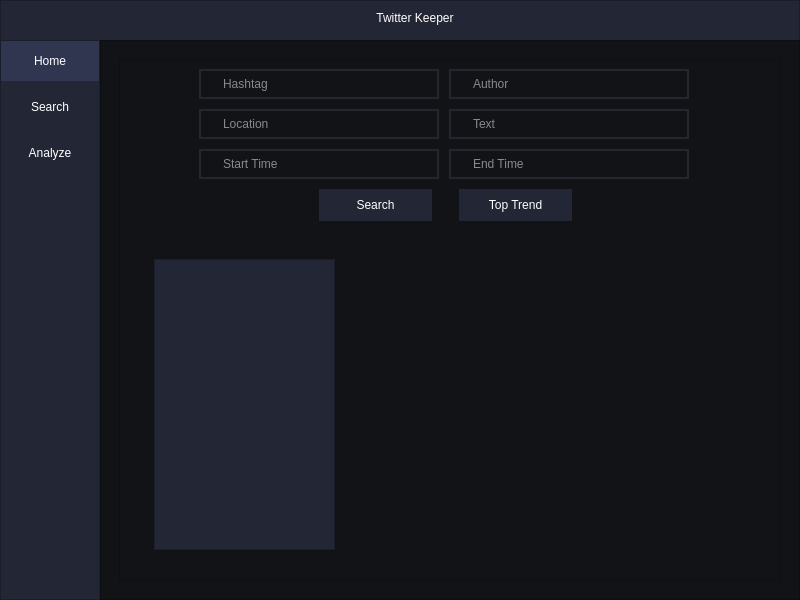
Qt form GUI/ui_main.ui (sirasit-kmutnb/Software-Development-II) before a commit.
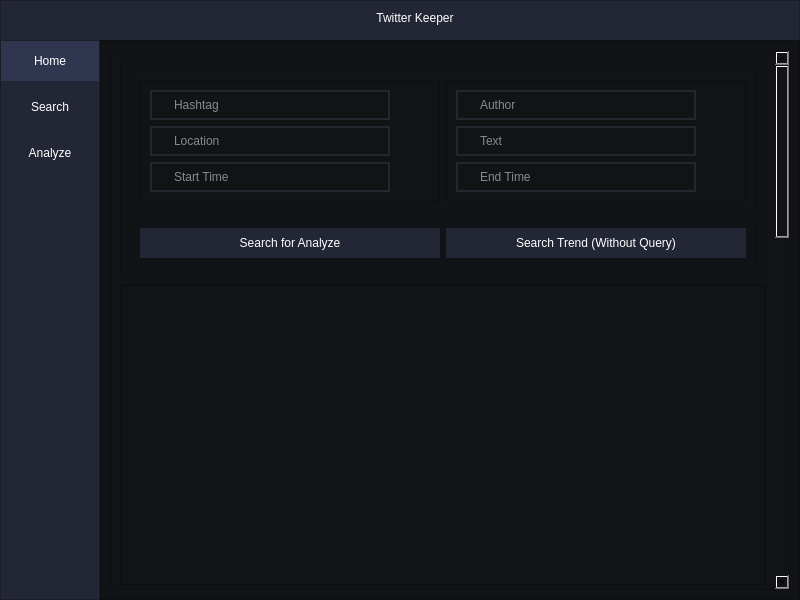
The same form after that commit. The open tabs and pages were chosen to show the change.

Patch:
```diff
--- a/GUI/ui_main.ui
+++ b/GUI/ui_main.ui
@@ -16,6 +16,12 @@
     <height>600</height>
    </size>
   </property>
+  <property name="maximumSize">
+   <size>
+    <width>800</width>
+    <height>16777215</height>
+   </size>
+  </property>
   <property name="windowTitle">
    <string>MainWindow</string>
   </property>
@@ -701,8 +707,59 @@
              </layout>
             </widget>
             <widget class="QWidget" name="page_3">
+             <layout class="QGridLayout" name="gridLayout">
+              <property name="leftMargin">
+               <number>0</number>
+              </property>
+              <property name="topMargin">
+               <number>0</number>
+              </property>
+              <property name="rightMargin">
+               <number>0</number>
+              </property>
+              <property name="bottomMargin">
+               <number>0</number>
+              </property>
+              <property name="spacing">
+               <number>0</number>
+              </property>
+              <item row="0" column="0">
+               <widget class="QScrollArea" name="scrollArea">
+                <property name="lineWidth">
+                 <number>0</number>
+                </property>
+                <property name="widgetResizable">
+                 <bool>true</bool>
+                </property>
+                <widget class="QWidget" name="scrollAreaWidgetContents">
+                 <property name="geometry">
+                  <rect>
+                   <x>0</x>
+                   <y>0</y>
+                   <width>624</width>
+                   <height>1724</height>
+                  </rect>
+                 </property>
              <layout class="QVBoxLayout" name="verticalLayout_8">
               <item>
+                   <widget class="QFrame" name="Search_Frame">
+                    <property name="frameShape">
+                     <enum>QFrame::StyledPanel</enum>
+                    </property>
+                    <property name="frameShadow">
+                     <enum>QFrame::Raised</enum>
+                    </property>
+                    <layout class="QVBoxLayout" name="verticalLayout_9">
+                     <item>
+                      <widget class="QFrame" name="Search_Analyze_Field">
+                       <property name="frameShape">
+                        <enum>QFrame::StyledPanel</enum>
+                       </property>
+                       <property name="frameShadow">
+                        <enum>QFrame::Raised</enum>
+                       </property>
+                       <layout class="QHBoxLayout" name="horizontalLayout_3">
+                        <item>
                <widget class="QFrame" name="frame_2">
                 <property name="frameShape">
                  <enum>QFrame::StyledPanel</enum>
@@ -710,15 +767,9 @@
                 <property name="frameShadow">
                  <enum>QFrame::Raised</enum>
                 </property>
-                <widget class="QLineEdit" name="StartTime_Anazye">
-                 <property name="geometry">
-                  <rect>
-                   <x>80</x>
-                   <y>90</y>
-                   <width>240</width>
-                   <height>30</height>
-                  </rect>
-                 </property>
+                          <layout class="QVBoxLayout" name="verticalLayout_10">
+                           <item>
+                            <widget class="QLineEdit" name="Hashtag_Search_2">
                  <property name="minimumSize">
                   <size>
                    <width>240</width>
@@ -741,18 +792,12 @@
 }</string>
                  </property>
                  <property name="placeholderText">
-                  <string>Start Time</string>
-                 </property>
-                </widget>
-                <widget class="QLineEdit" name="Location_Anazye">
-                 <property name="geometry">
-                  <rect>
-                   <x>80</x>
-                   <y>50</y>
-                   <width>240</width>
-                   <height>30</height>
-                  </rect>
-                 </property>
+                              <string>Hashtag</string>
+                             </property>
+                            </widget>
+                           </item>
+                           <item>
+                            <widget class="QLineEdit" name="Location_Search_2">
                  <property name="minimumSize">
                   <size>
                    <width>240</width>
@@ -778,15 +823,9 @@
                   <string>Location</string>
                  </property>
                 </widget>
-                <widget class="QLineEdit" name="EndTime_Anazye">
-                 <property name="geometry">
-                  <rect>
-                   <x>330</x>
-                   <y>90</y>
-                   <width>240</width>
-                   <height>30</height>
-                  </rect>
-                 </property>
+                           </item>
+                           <item>
+                            <widget class="QLineEdit" name="StartTime_Search_2">
                  <property name="minimumSize">
                   <size>
                    <width>240</width>
@@ -809,52 +848,24 @@
 }</string>
                  </property>
                  <property name="placeholderText">
-                  <string>End Time</string>
-                 </property>
-                </widget>
-                <widget class="QLineEdit" name="Text_Anazye">
-                 <property name="geometry">
-                  <rect>
-                   <x>330</x>
-                   <y>50</y>
-                   <width>240</width>
-                   <height>30</height>
-                  </rect>
-                 </property>
-                 <property name="minimumSize">
-                  <size>
-                   <width>240</width>
-                   <height>30</height>
-                  </size>
-                 </property>
-                 <property name="maximumSize">
-                  <size>
-                   <width>240</width>
-                   <height>30</height>
-                  </size>
-                 </property>
-                 <property name="styleSheet">
-                  <string notr="true">QLineEdit {
-	border: 2px solid rgb(37,39,48);
-	border-radius: 50px;
-	color: #FFF;
-	padding-left: 20px;
-	padding-right: 20px;
-}</string>
-                 </property>
-                 <property name="placeholderText">
-                  <string>Text</string>
-                 </property>
-                </widget>
-                <widget class="QLineEdit" name="Author_Anazye">
-                 <property name="geometry">
-                  <rect>
-                   <x>330</x>
-                   <y>10</y>
-                   <width>240</width>
-                   <height>30</height>
-                  </rect>
-                 </property>
+                              <string>Start Time</string>
+                             </property>
+                            </widget>
+                           </item>
+                          </layout>
+                         </widget>
+                        </item>
+                        <item>
+                         <widget class="QFrame" name="frame_7">
+                          <property name="frameShape">
+                           <enum>QFrame::StyledPanel</enum>
+                          </property>
+                          <property name="frameShadow">
+                           <enum>QFrame::Raised</enum>
+                          </property>
+                          <layout class="QVBoxLayout" name="verticalLayout_11">
+                           <item>
+                            <widget class="QLineEdit" name="Author_Search_2">
                  <property name="minimumSize">
                   <size>
                    <width>240</width>
@@ -880,42 +891,37 @@
                   <string>Author</string>
                  </property>
                 </widget>
-                <widget class="QPushButton" name="Search_Analyze">
-                 <property name="geometry">
-                  <rect>
-                   <x>200</x>
-                   <y>130</y>
-                   <width>113</width>
-                   <height>32</height>
-                  </rect>
-                 </property>
+                           </item>
+                           <item>
+                            <widget class="QLineEdit" name="Text_Search_2">
+                             <property name="minimumSize">
+                              <size>
+                               <width>240</width>
+                               <height>30</height>
+                              </size>
+                             </property>
+                             <property name="maximumSize">
+                              <size>
+                               <width>240</width>
+                               <height>30</height>
+                              </size>
+                             </property>
                  <property name="styleSheet">
-                  <string notr="true">QPushButton {
-	color: rgb(255, 255, 255);
-	background-color: rgb(35, 38, 53);
-	border: 0px solid;
-}
-QPushButton:hover {
-	background-color: rgb(49, 54, 80);
-}
-
-QPushButton:checked {
-	background-color: rgb(49, 54, 80);
+                              <string notr="true">QLineEdit {
+	border: 2px solid rgb(37,39,48);
+	border-radius: 50px;
+	color: #FFF;
+	padding-left: 20px;
+	padding-right: 20px;
 }</string>
                  </property>
-                 <property name="text">
-                  <string>Search</string>
-                 </property>
-                </widget>
-                <widget class="QLineEdit" name="Hashtag_Anazye">
-                 <property name="geometry">
-                  <rect>
-                   <x>80</x>
-                   <y>10</y>
-                   <width>240</width>
-                   <height>30</height>
-                  </rect>
-                 </property>
+                             <property name="placeholderText">
+                              <string>Text</string>
+                             </property>
+                            </widget>
+                           </item>
+                           <item>
+                            <widget class="QLineEdit" name="EndTime_Search_2">
                  <property name="minimumSize">
                   <size>
                    <width>240</width>
@@ -938,31 +944,59 @@
 }</string>
                  </property>
                  <property name="placeholderText">
-                  <string>Hashtag</string>
-                 </property>
-                </widget>
-                <widget class="QListWidget" name="List_Analyze">
-                 <property name="geometry">
-                  <rect>
-                   <x>35</x>
-                   <y>200</y>
-                   <width>181</width>
-                   <height>291</height>
-                  </rect>
-                 </property>
+                              <string>End Time</string>
+                             </property>
+                            </widget>
+                           </item>
+                          </layout>
+                         </widget>
+                        </item>
+                       </layout>
+                      </widget>
+                     </item>
+                     <item>
+                      <widget class="QFrame" name="Analyze_Button">
+                       <property name="frameShape">
+                        <enum>QFrame::StyledPanel</enum>
+                       </property>
+                       <property name="frameShadow">
+                        <enum>QFrame::Raised</enum>
+                       </property>
+                       <layout class="QHBoxLayout" name="horizontalLayout">
+                        <item>
+                         <widget class="QPushButton" name="Search_Trend">
+                          <property name="minimumSize">
+                           <size>
+                            <width>0</width>
+                            <height>30</height>
+                           </size>
+                          </property>
                  <property name="styleSheet">
-                  <string notr="true">background-color:  rgb(35, 38, 53);
-color:#FFF;</string>
-                 </property>
-                </widget>
-                <widget class="QPushButton" name="TopTrend_Anazye">
-                 <property name="geometry">
-                  <rect>
-                   <x>340</x>
-                   <y>130</y>
-                   <width>113</width>
-                   <height>32</height>
-                  </rect>
+                           <string notr="true">QPushButton {
+	color: rgb(255, 255, 255);
+	background-color: rgb(35, 38, 53);
+	border: 0px solid;
+}
+QPushButton:hover {
+	background-color: rgb(49, 54, 80);
+}
+
+QPushButton:checked {
+	background-color: rgb(49, 54, 80);
+}</string>
+                          </property>
+                          <property name="text">
+                           <string>Search for Analyze</string>
+                          </property>
+                         </widget>
+                        </item>
+                        <item>
+                         <widget class="QPushButton" name="PullTweet_Field_3">
+                          <property name="minimumSize">
+                           <size>
+                            <width>0</width>
+                            <height>30</height>
+                           </size>
                  </property>
                  <property name="styleSheet">
                   <string notr="true">QPushButton {
@@ -979,8 +1013,186 @@
 }</string>
                  </property>
                  <property name="text">
-                  <string>Top Trend</string>
-                 </property>
+                           <string>Search Trend (Without Query)</string>
+                          </property>
+                         </widget>
+                        </item>
+                       </layout>
+                      </widget>
+                     </item>
+                    </layout>
+                   </widget>
+                  </item>
+                  <item>
+                   <widget class="QFrame" name="List">
+                    <property name="frameShape">
+                     <enum>QFrame::StyledPanel</enum>
+                    </property>
+                    <property name="frameShadow">
+                     <enum>QFrame::Raised</enum>
+                    </property>
+                    <property name="lineWidth">
+                     <number>1</number>
+                    </property>
+                    <layout class="QVBoxLayout" name="verticalLayout_12">
+                     <property name="spacing">
+                      <number>0</number>
+                     </property>
+                     <property name="leftMargin">
+                      <number>0</number>
+                     </property>
+                     <property name="topMargin">
+                      <number>0</number>
+                     </property>
+                     <property name="rightMargin">
+                      <number>0</number>
+                     </property>
+                     <property name="bottomMargin">
+                      <number>0</number>
+                     </property>
+                     <item>
+                      <widget class="QListWidget" name="listWidget">
+                       <property name="minimumSize">
+                        <size>
+                         <width>0</width>
+                         <height>300</height>
+                        </size>
+                       </property>
+                       <property name="styleSheet">
+                        <string notr="true">color: #FFF;</string>
+                       </property>
+                      </widget>
+                     </item>
+                    </layout>
+                   </widget>
+                  </item>
+                  <item>
+                   <widget class="QFrame" name="Sentiment">
+                    <property name="frameShape">
+                     <enum>QFrame::StyledPanel</enum>
+                    </property>
+                    <property name="frameShadow">
+                     <enum>QFrame::Raised</enum>
+                    </property>
+                    <layout class="QVBoxLayout" name="verticalLayout_13">
+                     <item>
+                      <widget class="QLabel" name="Sentiment_Label">
+                       <property name="styleSheet">
+                        <string notr="true">color:#FFF;</string>
+                       </property>
+                       <property name="text">
+                        <string>Sentiment</string>
+                       </property>
+                      </widget>
+                     </item>
+                     <item>
+                      <widget class="QFrame" name="frame_8">
+                       <property name="minimumSize">
+                        <size>
+                         <width>0</width>
+                         <height>300</height>
+                        </size>
+                       </property>
+                       <property name="frameShape">
+                        <enum>QFrame::StyledPanel</enum>
+                       </property>
+                       <property name="frameShadow">
+                        <enum>QFrame::Raised</enum>
+                       </property>
+                      </widget>
+                     </item>
+                    </layout>
+                   </widget>
+                  </item>
+                  <item>
+                   <widget class="QFrame" name="WordCloud">
+                    <property name="minimumSize">
+                     <size>
+                      <width>0</width>
+                      <height>0</height>
+                     </size>
+                    </property>
+                    <property name="frameShape">
+                     <enum>QFrame::StyledPanel</enum>
+                    </property>
+                    <property name="frameShadow">
+                     <enum>QFrame::Raised</enum>
+                    </property>
+                    <layout class="QVBoxLayout" name="verticalLayout_23">
+                     <item>
+                      <widget class="QLabel" name="WordCloud_Label">
+                       <property name="styleSheet">
+                        <string notr="true">color: #FFF;</string>
+                       </property>
+                       <property name="text">
+                        <string>Word Cloud</string>
+                       </property>
+                      </widget>
+                     </item>
+                     <item>
+                      <widget class="QFrame" name="frame_13">
+                       <property name="minimumSize">
+                        <size>
+                         <width>0</width>
+                         <height>300</height>
+                        </size>
+                       </property>
+                       <property name="frameShape">
+                        <enum>QFrame::StyledPanel</enum>
+                       </property>
+                       <property name="frameShadow">
+                        <enum>QFrame::Raised</enum>
+                       </property>
+                      </widget>
+                     </item>
+                    </layout>
+                   </widget>
+                  </item>
+                  <item>
+                   <widget class="QFrame" name="frame_6">
+                    <property name="minimumSize">
+                     <size>
+                      <width>0</width>
+                      <height>0</height>
+                     </size>
+                    </property>
+                    <property name="frameShape">
+                     <enum>QFrame::StyledPanel</enum>
+                    </property>
+                    <property name="frameShadow">
+                     <enum>QFrame::Raised</enum>
+                    </property>
+                    <layout class="QVBoxLayout" name="verticalLayout_25">
+                     <item>
+                      <widget class="QLabel" name="label">
+                       <property name="styleSheet">
+                        <string notr="true">color:#FFF;</string>
+                       </property>
+                       <property name="text">
+                        <string>Spatial</string>
+                       </property>
+                      </widget>
+                     </item>
+                     <item>
+                      <widget class="QFrame" name="frame_15">
+                       <property name="minimumSize">
+                        <size>
+                         <width>0</width>
+                         <height>300</height>
+                        </size>
+                       </property>
+                       <property name="frameShape">
+                        <enum>QFrame::StyledPanel</enum>
+                       </property>
+                       <property name="frameShadow">
+                        <enum>QFrame::Raised</enum>
+                       </property>
+                      </widget>
+                     </item>
+                    </layout>
+                   </widget>
+                  </item>
+                 </layout>
                 </widget>
                </widget>
               </item>
```
Left out of the diff: 592 changed lines with no effect on the pictures. Lines whose indentation alone changed are shown as unchanged.
